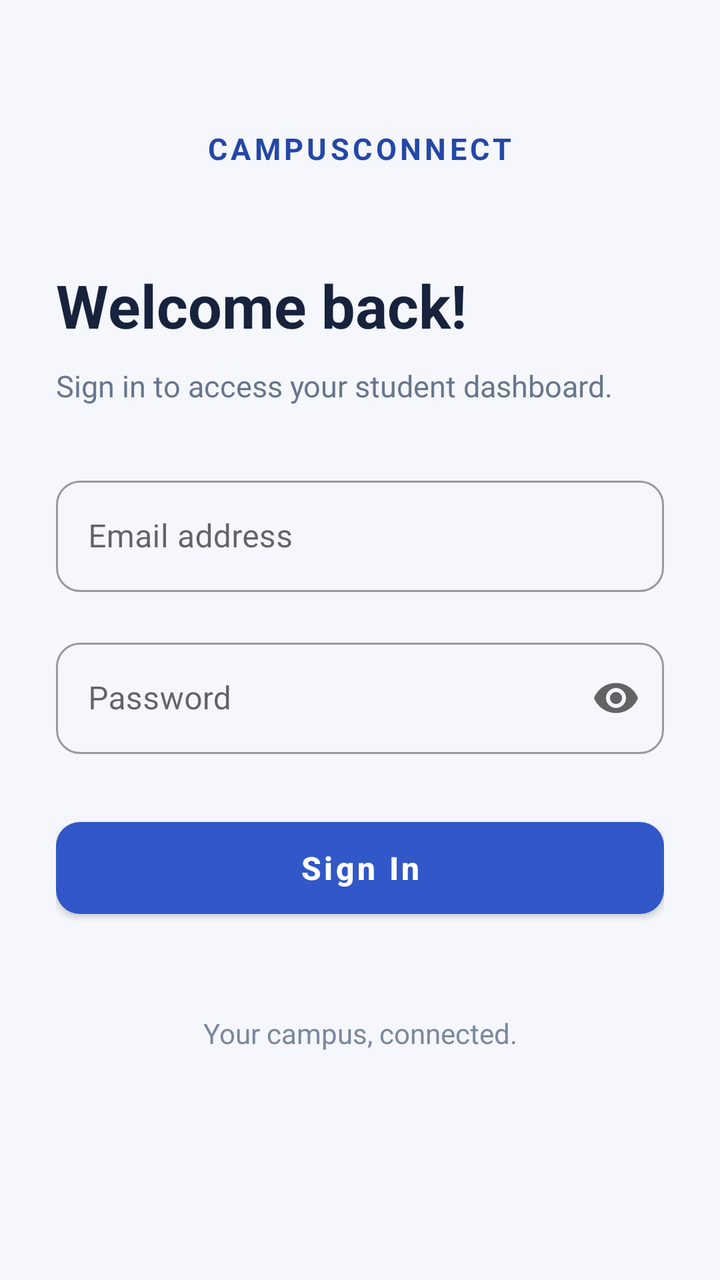
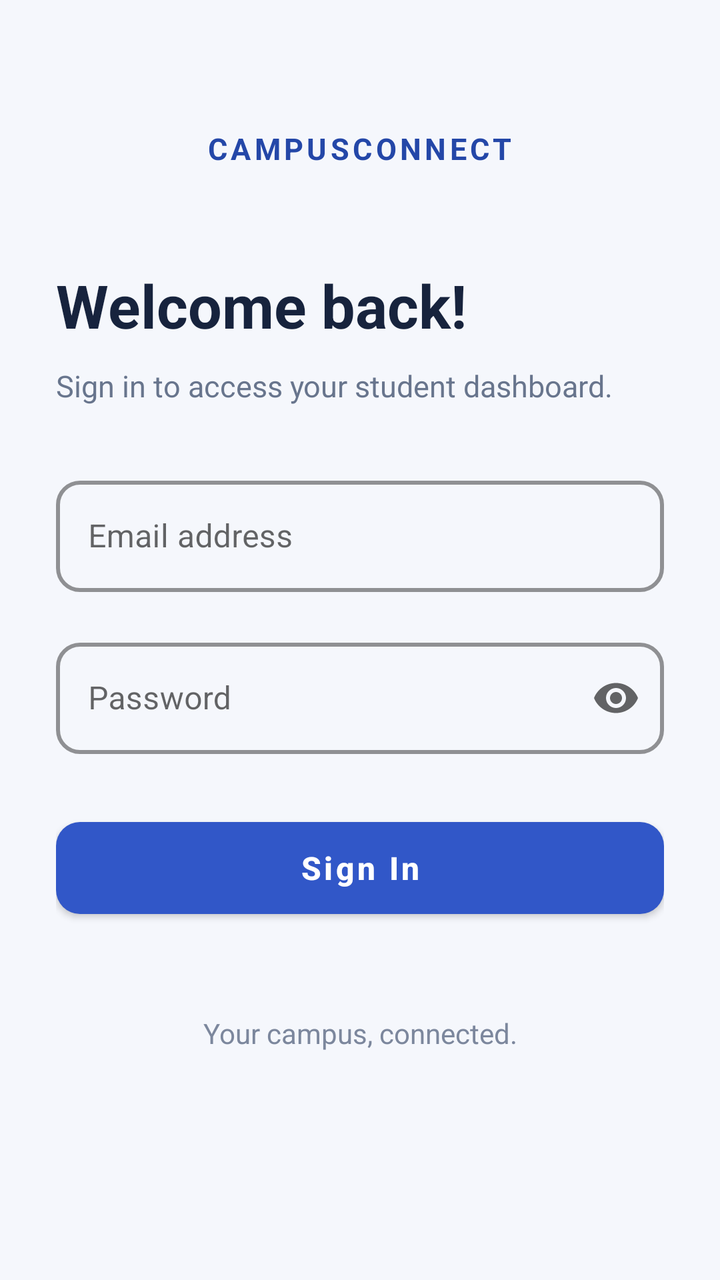

An Android layout rendered at two revisions. The XML below is the earlier revision; the diff shows what the commit changed to produce the second picture.
<!-- AndroidManifest.xml: application theme Theme.CampusConnect -->
<!-- res/layout/activity_main.xml -->
<?xml version="1.0" encoding="utf-8"?>
<ScrollView xmlns:android="http://schemas.android.com/apk/res/android"
    xmlns:app="http://schemas.android.com/apk/res-auto"
    android:layout_width="match_parent"
    android:layout_height="match_parent"
    android:background="#F5F7FC"
    android:fillViewport="true"
    android:fitsSystemWindows="true">

    <LinearLayout
        android:layout_width="match_parent"
        android:layout_height="wrap_content"
        android:gravity="center_horizontal"
        android:orientation="vertical"
        android:paddingStart="28dp"
        android:paddingTop="40dp"
        android:paddingEnd="28dp"
        android:paddingBottom="32dp">

        
        <TextView
            android:layout_width="wrap_content"
            android:layout_height="wrap_content"
            android:text="CAMPUSCONNECT"
            android:textColor="#2447A8"
            android:textSize="15sp"
            android:textStyle="bold"
            android:letterSpacing="0.12"
            android:layout_marginTop="24dp" />

        
        <TextView
            android:layout_width="match_parent"
            android:layout_height="wrap_content"
            android:layout_marginTop="48dp"
            android:text="Welcome back!"
            android:textColor="#17233D"
            android:textSize="30sp"
            android:textStyle="bold" />

        <TextView
            android:layout_width="match_parent"
            android:layout_height="wrap_content"
            android:layout_marginTop="10dp"
            android:layout_marginBottom="32dp"
            android:text="Sign in to access your student dashboard."
            android:textColor="#68758D"
            android:textSize="15sp" />

        
        <com.google.android.material.textfield.TextInputLayout
            android:id="@+id/emailLayout"
            style="@style/Widget.MaterialComponents.TextInputLayout.OutlinedBox"
            android:layout_width="match_parent"
            android:layout_height="wrap_content"
            android:hint="Email address"
            app:boxCornerRadiusTopStart="12dp"
            app:boxCornerRadiusTopEnd="12dp"
            app:boxCornerRadiusBottomStart="12dp"
            app:boxCornerRadiusBottomEnd="12dp">

            <com.google.android.material.textfield.TextInputEditText
                android:id="@+id/emailInput"
                android:layout_width="match_parent"
                android:layout_height="wrap_content"
                android:inputType="textEmailAddress"
                android:imeOptions="actionNext"
                android:maxLines="1"
                android:autofillHints="emailAddress"
                android:textColor="#17233D" />

        </com.google.android.material.textfield.TextInputLayout>

        
        <com.google.android.material.textfield.TextInputLayout
            android:id="@+id/passwordLayout"
            style="@style/Widget.MaterialComponents.TextInputLayout.OutlinedBox"
            android:layout_width="match_parent"
            android:layout_height="wrap_content"
            android:layout_marginTop="20dp"
            android:hint="Password"
            app:endIconMode="password_toggle"
            app:boxCornerRadiusTopStart="12dp"
            app:boxCornerRadiusTopEnd="12dp"
            app:boxCornerRadiusBottomStart="12dp"
            app:boxCornerRadiusBottomEnd="12dp">

            <com.google.android.material.textfield.TextInputEditText
                android:id="@+id/passwordInput"
                android:layout_width="match_parent"
                android:layout_height="wrap_content"
                android:autofillHints="password"
                android:imeOptions="actionDone"
                android:inputType="textPassword"
                android:maxLines="1"
                android:textColor="#17233D" />
        </com.google.android.material.textfield.TextInputLayout>

        
        <com.google.android.material.button.MaterialButton
            android:id="@+id/loginButton"
            android:layout_width="match_parent"
            android:layout_height="58dp"
            android:layout_marginTop="28dp"
            android:text="Sign In"
            android:textAllCaps="false"
            android:textSize="16sp"
            android:textStyle="bold"
            app:cornerRadius="12dp"
            app:backgroundTint="#3157C8" />

        
        <ProgressBar
            android:id="@+id/progressBar"
            style="?android:attr/progressBarStyle"
            android:layout_width="36dp"
            android:layout_height="36dp"
            android:layout_marginTop="20dp"
            android:visibility="gone" />

        
        <TextView
            android:id="@+id/statusText"
            android:layout_width="match_parent"
            android:layout_height="wrap_content"
            android:layout_marginTop="16dp"
            android:gravity="center"
            android:textColor="#B3261E"
            android:textSize="14sp"
            android:visibility="gone" />

        
        <TextView
            android:layout_width="match_parent"
            android:layout_height="wrap_content"
            android:layout_marginTop="44dp"
            android:gravity="center"
            android:text="Your campus, connected."
            android:textColor="#7C879D"
            android:textSize="14sp" />

    </LinearLayout>

</ScrollView>
<!-- resources referenced by this layout -->
<resources>
  <style name="Theme.CampusConnect" parent="Theme.MaterialComponents.DayNight.NoActionBar">
  
          <item name="colorPrimary">@color/primary_accent</item>
          <item name="colorPrimaryVariant">@color/accent_hover</item>
          <item name="colorSecondary">@color/primary_accent</item>
  
          <item name="android:colorAccent">@color/primary_accent</item>
  
          <item name="android:windowBackground">
              @color/main_background
          </item>
  
          <item name="android:statusBarColor">
              @color/main_background
          </item>
  
          <item name="android:navigationBarColor">
              @color/main_background
          </item>
  
          <item name="android:windowLightStatusBar">true</item>
  
      </style>
  <color name="primary_accent">#FF4500</color>
  <color name="accent_hover">#E03D00</color>
  <color name="main_background">#DAE0E6</color>
</resources>

<!-- the commit's change to res/layout/activity_main.xml (unified diff, before → after) -->
@@ -54,6 +54,9 @@
             android:layout_width="match_parent"
             android:layout_height="wrap_content"
             android:hint="Email address"
+            app:boxStrokeColor="#3157C8"
+            app:boxStrokeWidth="2dp"
+            app:boxStrokeWidthFocused="2dp"
             app:boxCornerRadiusTopStart="12dp"
             app:boxCornerRadiusTopEnd="12dp"
             app:boxCornerRadiusBottomStart="12dp"
@@ -67,7 +70,9 @@
                 android:imeOptions="actionNext"
                 android:maxLines="1"
                 android:autofillHints="emailAddress"
-                android:textColor="#17233D" />
+                android:textColor="#17233D"
+                android:textColorHint="#68758D"
+                android:textSize="16sp" />
 
         </com.google.android.material.textfield.TextInputLayout>
 
@@ -79,6 +84,9 @@
             android:layout_height="wrap_content"
             android:layout_marginTop="20dp"
             android:hint="Password"
+            app:boxStrokeColor="#3157C8"
+            app:boxStrokeWidth="2dp"
+            app:boxStrokeWidthFocused="2dp"
             app:endIconMode="password_toggle"
             app:boxCornerRadiusTopStart="12dp"
             app:boxCornerRadiusTopEnd="12dp"
@@ -93,7 +101,9 @@
                 android:imeOptions="actionDone"
                 android:inputType="textPassword"
                 android:maxLines="1"
-                android:textColor="#17233D" />
+                android:textColor="#17233D"
+                android:textColorHint="#68758D"
+                android:textSize="16sp" />
         </com.google.android.material.textfield.TextInputLayout>
 
         
